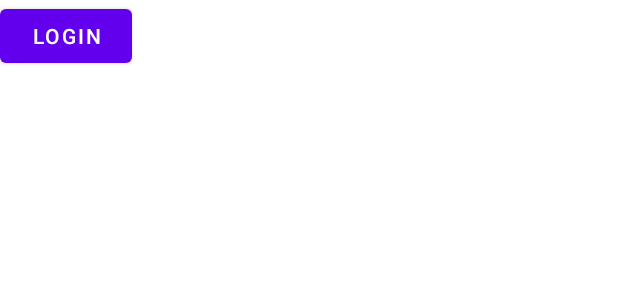
After one commit to SasinduDilshara/Social-Distance-Reminder, an Android app: the layout activity_landing.xml on its own in the app's theme, with its tools: preview values and no code run, on a phone screen of 412 x 824 dp. The commit adds this screen. Shown: the top 300 px of the screen. Run offline under Robolectric (Android 15) with nearby library versions, the phone set to English and light mode, and no system bars.

Commit message:
Add Landing and Home Pages

```diff
--- a/Social_DIstance_Reminder/app/src/main/AndroidManifest.xml
+++ b/Social_DIstance_Reminder/app/src/main/AndroidManifest.xml
@@ -9,6 +9,12 @@
         android:roundIcon="@mipmap/ic_launcher_round"
         android:supportsRtl="true"
         android:theme="@style/Theme.Social_Distance_Reminder">
+        <activity android:name=".UI.LandingActivity"></activity>
+        <activity android:name=".UI.HomeActivity" />
+        <activity
+            android:name=".UI.LoginActivity"
+            android:label="@string/title_activity_login"
+            android:theme="@style/Theme.Social_Distance_Reminder.NoActionBar" />
         <activity
             android:name=".MainActivity"
             android:label="@string/app_name"
--- a/Social_DIstance_Reminder/app/src/main/java/com/example/social_distance_reminder/auth/FirebaseAuthHelper.java
+++ b/Social_DIstance_Reminder/app/src/main/java/com/example/social_distance_reminder/auth/FirebaseAuthHelper.java
@@ -5,7 +5,6 @@ import android.util.Log;
 
 import androidx.annotation.NonNull;
 
-import com.example.social_distance_reminder.AuthRedirectHandler;
 import com.google.android.gms.tasks.OnCompleteListener;
 import com.google.android.gms.tasks.Task;
 import com.google.firebase.FirebaseException;
@@ -134,4 +133,7 @@ public class FirebaseAuthHelper {
         }
     }
 
+    public static FirebaseUser getCurrentUser() {
+        return getmAuth().getCurrentUser();
+    }
 }
--- /dev/null
+++ b/Social_DIstance_Reminder/app/src/main/res/layout/activity_landing.xml
@@ -0,0 +1,29 @@
+<?xml version="1.0" encoding="utf-8"?>
+<androidx.constraintlayout.widget.ConstraintLayout xmlns:android="http://schemas.android.com/apk/res/android"
+    xmlns:app="http://schemas.android.com/apk/res-auto"
+    xmlns:tools="http://schemas.android.com/tools"
+    android:layout_width="match_parent"
+    android:layout_height="match_parent"
+    tools:context=".UI.LandingActivity">
+
+    <LinearLayout
+        android:layout_width="match_parent"
+        android:layout_height="wrap_content"
+        android:orientation="vertical">
+
+    <Button
+        android:id="@+id/button"
+        android:layout_width="wrap_content"
+        android:layout_height="wrap_content"
+        android:onClick="redirectToLogin"
+        android:text="Login"
+        tools:layout_editor_absoluteX="150dp"
+        tools:layout_editor_absoluteY="430dp" />
+</LinearLayout>
+        <LinearLayout
+            android:id="@+id/container2"
+            android:layout_width="match_parent"
+            android:layout_height="wrap_content"
+            android:orientation="vertical">
+        </LinearLayout>
+</androidx.constraintlayout.widget.ConstraintLayout>
```
Also changed, not shown: Social_DIstance_Reminder/app/src/main/java/com/example/social_distance_reminder/AuthRedirectHandler.java (deleted, +0 -7 lines), Social_DIstance_Reminder/app/src/main/java/com/example/social_distance_reminder/MainActivity.java (+15 -70 lines), Social_DIstance_Reminder/app/src/main/java/com/example/social_distance_reminder/UI/HomeActivity.java (added, +16 -0 lines), Social_DIstance_Reminder/app/src/main/java/com/example/social_distance_reminder/UI/LandingActivity.java (added, +23 -0 lines), Social_DIstance_Reminder/app/src/main/java/com/example/social_distance_reminder/UI/LoginActivity.java (added, +80 -0 lines), Social_DIstance_Reminder/app/src/main/java/com/example/social_distance_reminder/auth/AuthRedirectHandler.java (added, +7 -0 lines), Social_DIstance_Reminder/app/src/main/res/layout/activity_home.xml (added, +24 -0 lines), Social_DIstance_Reminder/app/src/main/res/layout/activity_login.xml (added, +54 -0 lines), Social_DIstance_Reminder/app/src/main/res/layout/activity_main.xml (+33 -33 lines), Social_DIstance_Reminder/app/src/main/res/navigation/nav_graph2.xml (added, +28 -0 lines).
